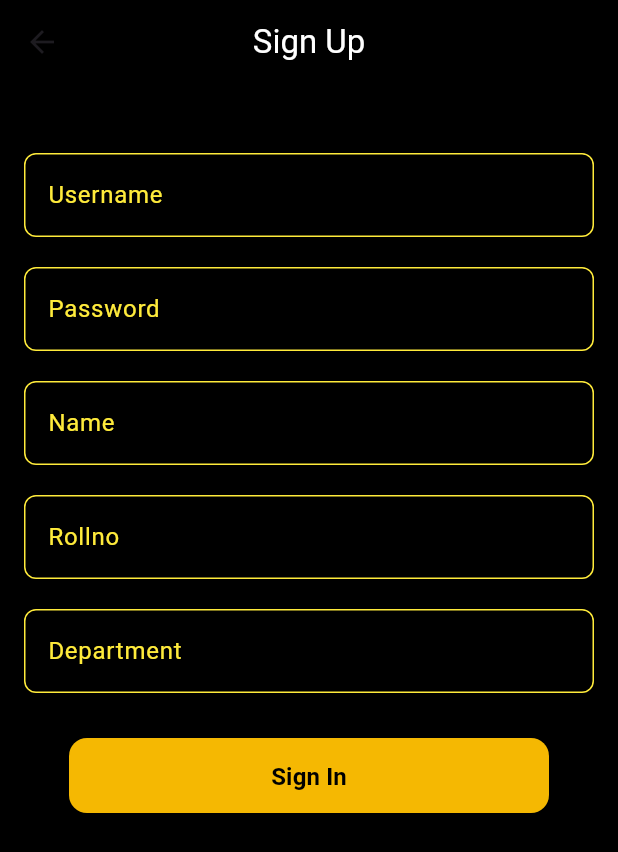
After one commit to abhi00rnair/BICYCO, a Flutter app: the screen it shows after launch, after a tap on "Sign Up", on a phone screen of 412 x 824 dp. The commit adds this screen. Shown: the top 852 px of the screen. Run offline on Flutter 3.47's test engine with Material 3 defaults, Android fonts, the phone set to English and light mode, and no system bars; our stand-ins replace supabase_flutter; accounts and stored records are empty; network calls fail.

Commit message:
changes22

```diff
--- /dev/null
+++ b/lib/auth.dart
@@ -0,0 +1,42 @@
+import 'package:supabase_flutter/supabase_flutter.dart';
+
+class AuthService {
+  final SupabaseClient _supabase = Supabase.instance.client;
+
+  //sign in
+  Future<AuthResponse> signIn(String email, String pass) async {
+    return await _supabase.auth.signInWithPassword(
+      password: pass,
+      email: email,
+    );
+  }
+
+  //signup
+  Future<void> signUp(String email, String pass, String name, String rollno,
+      String dept) async {
+    try {
+      final response = await _supabase.auth.signUp(
+        email: email,
+        password: pass,
+      );
+
+      if (response.user != null) {
+        // Insert user profile data
+        await _supabase.from('profiles').insert({
+          'uid': response.user!.id,
+          'email': email,
+          'name': name,
+          'rollno': rollno,
+          'dpt': dept // Default as regular user
+        });
+      }
+    } catch (e) {
+      print('Eryhyhyhyhyhyhyhyhyhyhyhyhror: $e');
+    }
+  }
+
+  //signout
+  Future<void> signOut() async {
+    return await _supabase.auth.signOut();
+  }
+}
--- a/lib/customnavigation.dart
+++ b/lib/customnavigation.dart
@@ -25,7 +25,7 @@ class CustomBottomNavBar extends StatelessWidget {
         nextScreen = finepage();
         break;
       case 2:
-        nextScreen = profile();
+        nextScreen = Profile();
         break;
       default:
         return;
--- a/lib/dashboard.dart
+++ b/lib/dashboard.dart
@@ -18,7 +18,7 @@ class _DashboardState extends State<Dashboard> {
   final List<Widget> wd = [
     Homescreen(),
     finepage(),
-    profile(),
+    Profile(),
   ];
 
   @override
--- a/lib/main.dart
+++ b/lib/main.dart
@@ -9,19 +9,31 @@ import 'package:bicyco/homescreen.dart';
 import 'package:bicyco/signup.dart';
 import 'package:bicyco/welcome.dart';
 import 'package:flutter/material.dart';
+import 'package:supabase_flutter/supabase_flutter.dart';
 
-void main() {
+void main() async {
+  WidgetsFlutterBinding.ensureInitialized();
+  await Supabase.initialize(
+    url: "https://pmnjpuwcxpgxkatbuqgd.supabase.co",
+    anonKey:
+        "eyJhbGciOiJIUzI1NiIsInR5cCI6IkpXVCJ9.eyJpc3MiOiJzdXBhYmFzZSIsInJlZiI6InBtbmpwdXdjeHBneGthdGJ1cWdkIiwicm9sZSI6ImFub24iLCJpYXQiOjE3NDQzMTY0ODMsImV4cCI6MjA1OTg5MjQ4M30.RDwsMdnanELr3ChRotMcFiNZn8FUMjjNCljRZFMwe9U",
+    realtimeClientOptions: RealtimeClientOptions(
+      timeout: Duration(seconds: 10),
+    ),
+  );
   runApp(const Myapp());
 }
+
+final supabase = Supabase.instance.client;
 
 class Myapp extends StatelessWidget {
   const Myapp({super.key});
 
   @override
   Widget build(BuildContext context) {
-    return const MaterialApp(
+    return MaterialApp(
       debugShowCheckedModeBanner: false,
-      home: contribute(),
+      home: Welcome(),
     );
   }
 }
--- /dev/null
+++ b/lib/signuppage.dart
@@ -0,0 +1,187 @@
+import 'package:bicyco/auth.dart';
+import 'package:flutter/material.dart';
+import 'package:bicyco/dashboard.dart';
+
+class signuppage extends StatefulWidget {
+  const signuppage({super.key});
+
+  @override
+  State<signuppage> createState() => _signuppageState();
+}
+
+class _signuppageState extends State<signuppage> {
+  final usernameController = TextEditingController();
+  final passwordController = TextEditingController();
+  final nameController = TextEditingController();
+  final rollnoController = TextEditingController();
+  final departmentController = TextEditingController();
+  final AuthService auth = AuthService();
+  void signup() {
+    try {
+      auth.signUp(
+        usernameController.text.trim(),
+        passwordController.text.trim(),
+        nameController.text.trim().toUpperCase(),
+        rollnoController.text.trim().toUpperCase(),
+        departmentController.text.trim().toUpperCase(),
+      );
+
+      Navigator.push(
+        context,
+        MaterialPageRoute(builder: (context) => const Dashboard()),
+      );
+    } catch (e) {
+      print("Signup error: $e");
+    }
+  }
+
+  @override
+  void dispose() {
+    usernameController.dispose();
+    passwordController.dispose();
+    nameController.dispose();
+    rollnoController.dispose();
+    departmentController.dispose();
+    super.dispose();
+  }
+
+  @override
+  Widget build(BuildContext context) {
+    return Scaffold(
+      appBar: AppBar(
+        title: const Text("Sign Up",
+            style: TextStyle(color: Color.fromARGB(255, 255, 255, 255))),
+        centerTitle: true,
+        backgroundColor: Colors.black,
+      ),
+      backgroundColor: Colors.black,
+      body: SafeArea(
+        child: SingleChildScrollView(
+          padding: const EdgeInsets.all(16.0),
+          child: Column(
+            children: [
+              const SizedBox(height: 30),
+              TextField(
+                controller: usernameController,
+                style: TextStyle(color: Colors.white),
+                decoration: InputDecoration(
+                  labelText: 'Username',
+                  labelStyle: TextStyle(color: Colors.yellow),
+                  filled: true,
+                  fillColor: Colors.black,
+                  enabledBorder: OutlineInputBorder(
+                    borderSide: BorderSide(color: Colors.yellow),
+                    borderRadius: BorderRadius.circular(8),
+                  ),
+                  focusedBorder: OutlineInputBorder(
+                    borderSide: BorderSide(color: Colors.yellowAccent),
+                    borderRadius: BorderRadius.circular(8),
+                  ),
+                ),
+              ),
+              const SizedBox(height: 20),
+              TextField(
+                controller: passwordController,
+                style: TextStyle(color: Colors.white),
+                decoration: InputDecoration(
+                  labelText: 'Password',
+                  labelStyle: TextStyle(color: Colors.yellow),
+                  filled: true,
+                  fillColor: Colors.black,
+                  enabledBorder: OutlineInputBorder(
+                    borderSide: BorderSide(color: Colors.yellow),
+                    borderRadius: BorderRadius.circular(8),
+                  ),
+                  focusedBorder: OutlineInputBorder(
+                    borderSide: BorderSide(color: Colors.yellowAccent),
+                    borderRadius: BorderRadius.circular(8),
+                  ),
+                ),
+              ),
+              const SizedBox(height: 20),
+              TextField(
+                controller: nameController,
+                style: TextStyle(color: Colors.white),
+                decoration: InputDecoration(
+                  labelText: 'Name',
+                  labelStyle: TextStyle(color: Colors.yellow),
+                  filled: true,
+                  fillColor: Colors.black,
+                  enabledBorder: OutlineInputBorder(
+                    borderSide: BorderSide(color: Colors.yellow),
+                    borderRadius: BorderRadius.circular(8),
+                  ),
+                  focusedBorder: OutlineInputBorder(
+                    borderSide: BorderSide(color: Colors.yellowAccent),
+                    borderRadius: BorderRadius.circular(8),
+                  ),
+                ),
+              ),
+              const SizedBox(height: 20),
+              TextField(
+                controller: rollnoController,
+                style: TextStyle(color: Colors.white),
+                decoration: InputDecoration(
+                  labelText: 'Rollno',
+                  labelStyle: TextStyle(color: Colors.yellow),
+                  filled: true,
+                  fillColor: Colors.black,
+                  enabledBorder: OutlineInputBorder(
+                    borderSide: BorderSide(color: Colors.yellow),
+                    borderRadius: BorderRadius.circular(8),
+                  ),
+                  focusedBorder: OutlineInputBorder(
+                    borderSide: BorderSide(color: Colors.yellowAccent),
+                    borderRadius: BorderRadius.circular(8),
+                  ),
+                ),
+              ),
+              const SizedBox(height: 20),
+              TextField(
+                controller: departmentController,
+                style: TextStyle(color: Colors.white),
+                decoration: InputDecoration(
+                  labelText: 'Department',
+                  labelStyle: TextStyle(color: Colors.yellow),
+                  filled: true,
+                  fillColor: Colors.black,
+                  enabledBorder: OutlineInputBorder(
+                    borderSide: BorderSide(color: Colors.yellow),
+                    borderRadius: BorderRadius.circular(8),
+                  ),
+                  focusedBorder: OutlineInputBorder(
+                    borderSide: BorderSide(color: Colors.yellowAccent),
+                    borderRadius: BorderRadius.circular(8),
+                  ),
+                ),
+              ),
+              const SizedBox(height: 30),
+              SizedBox(
+                width: 320,
+                height: 50,
+                child: ElevatedButton(
+                  onPressed: signup,
+                  style: ElevatedButton.styleFrom(
+                    backgroundColor: const Color.fromARGB(255, 245, 184, 2),
+                    foregroundColor: Colors.black,
+                    padding: EdgeInsets.symmetric(vertical: 14),
+                    shape: RoundedRectangleBorder(
+                      borderRadius: BorderRadius.circular(12),
+                    ),
+                  ),
+                  child: const Text(
+                    'Sign In',
+                    style: TextStyle(
+                      fontSize: 16,
+                      fontWeight: FontWeight.bold,
+                    ),
+                  ),
+                ),
+              ),
+            ],
+          ),
+        ),
+      ),
+    );
+  }
+}
--- a/lib/welcome.dart
+++ b/lib/welcome.dart
@@ -1,15 +1,17 @@
-import 'package:bicyco/signup.dart';
+import 'package:bicyco/signinpage.dart';
+import 'package:bicyco/signup.dart'; // SignUpPage
+import 'package:bicyco/signuppage.dart';
 import 'package:flutter/material.dart';
 
-class welcome extends StatelessWidget {
-  const welcome({super.key});
+class Welcome extends StatelessWidget {
+  const Welcome({super.key});
 
   @override
   Widget build(BuildContext context) {
     return Scaffold(
       backgroundColor: Colors.black,
       body: Column(
-        mainAxisAlignment: MainAxisAlignment.center, // Center all items
+        mainAxisAlignment: MainAxisAlignment.center,
         children: [
           Expanded(
             child: Center(
@@ -26,6 +28,7 @@ class welcome extends StatelessWidget {
             padding: const EdgeInsets.only(bottom: 40),
             child: Column(
               children: [
+                // Sign In Button
                 SizedBox(
                   width: 320,
                   height: 50,
@@ -33,7 +36,34 @@ class welcome extends StatelessWidget {
                     onPressed: () {
                       Navigator.push(
                         context,
-                        MaterialPageRoute(builder: (context) => const signup()),
+                        MaterialPageRoute(builder: (context) => SignInPage()),
+                      );
+                    },
+                    style: ElevatedButton.styleFrom(
+                      backgroundColor: const Color.fromARGB(255, 245, 184, 2),
+                      foregroundColor: Colors.black,
+                    ),
+                    child: const Text(
+                      'Sign In',
+                      style: TextStyle(
+                        fontSize: 16,
+                        fontWeight: FontWeight.bold,
+                      ),
+                    ),
+                  ),
+                ),
+
+                const SizedBox(height: 10),
+
+                // Sign Up Button
+                SizedBox(
+                  width: 320,
+                  height: 50,
+                  child: ElevatedButton(
+                    onPressed: () {
+                      Navigator.push(
+                        context,
+                        MaterialPageRoute(builder: (context) => signuppage()),
                       );
                     },
                     style: ElevatedButton.styleFrom(
@@ -42,12 +72,16 @@ class welcome extends StatelessWidget {
                     ),
                     child: const Text(
                       'Sign Up',
-                      style:
-                          TextStyle(fontSize: 16, fontWeight: FontWeight.bold),
+                      style: TextStyle(
+                        fontSize: 16,
+                        fontWeight: FontWeight.bold,
+                      ),
                     ),
                   ),
                 ),
+
                 const SizedBox(height: 10),
+
                 const SizedBox(
                   width: 300,
                   child: Text(
--- a/pubspec.yaml
+++ b/pubspec.yaml
@@ -35,6 +35,9 @@ dependencies:
   # The following adds the Cupertino Icons font to your application.
   # Use with the CupertinoIcons class for iOS style icons.
   cupertino_icons: ^1.0.6
+  google_sign_in: ^6.2.2
+  http: ^1.3.0
+  supabase_flutter: ^2.8.4
 
 dev_dependencies:
   flutter_test:
```
Also changed, not shown: lib/Profile.dart (+59 -33 lines), lib/homescreen.dart (+3 -7 lines), lib/signinpage.dart (added, +106 -0 lines), pubspec.lock, 5 other files.
